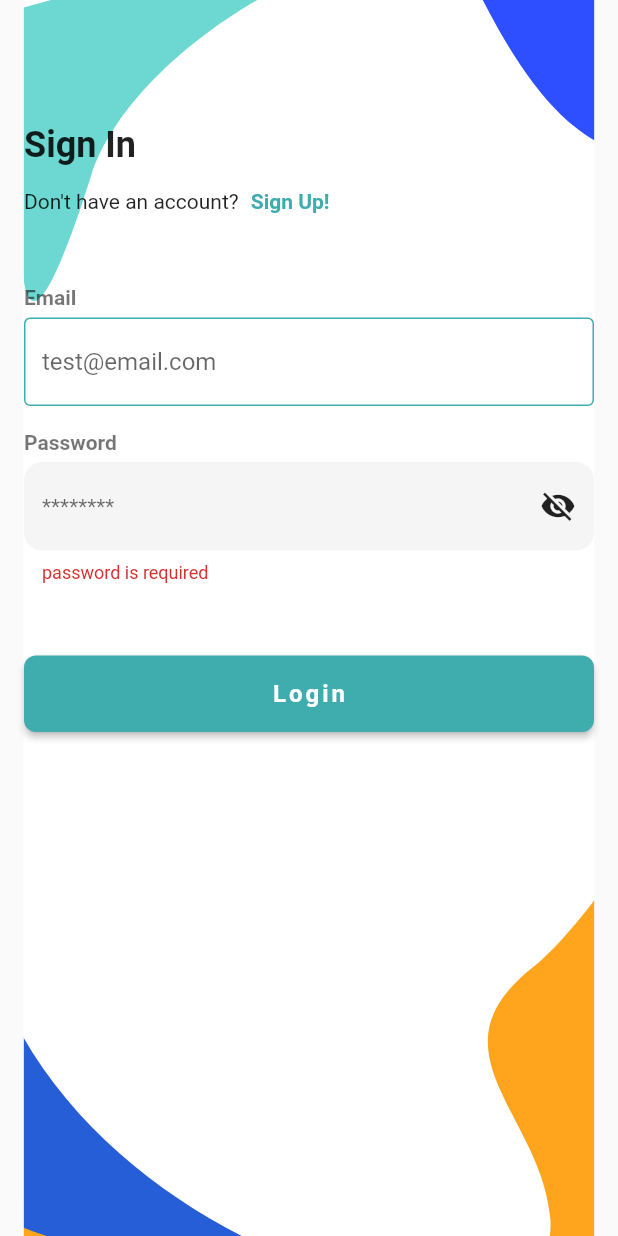
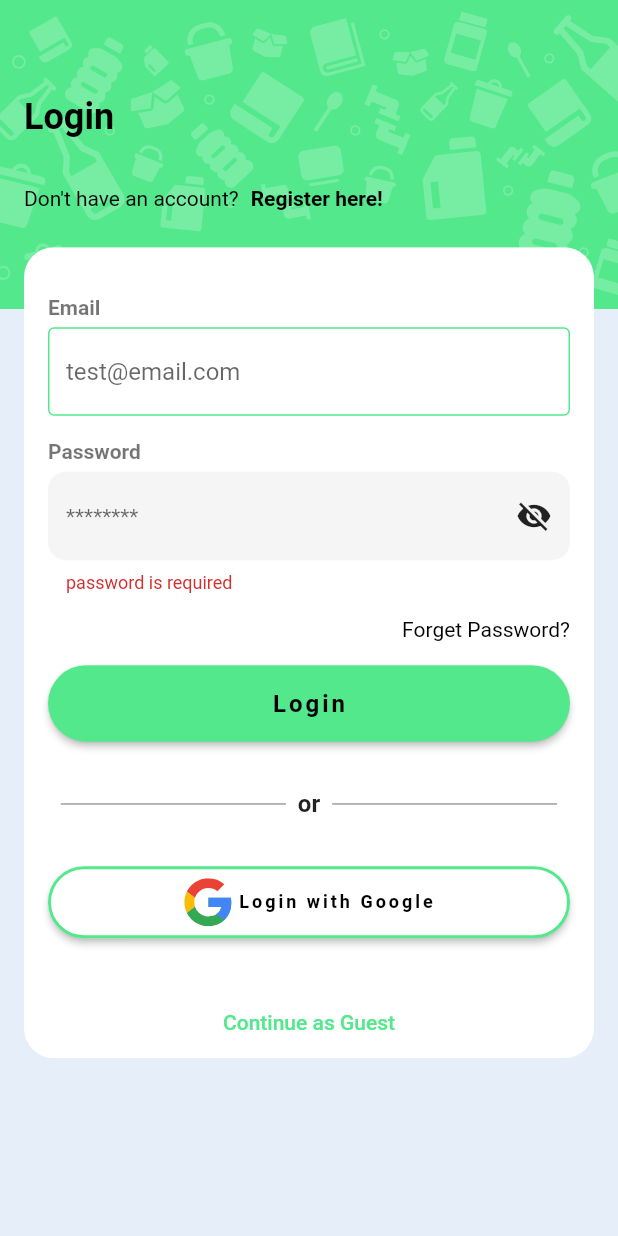
Before and after one commit to irfanp22/DaurApp, a Flutter app: the screen it shows after launch, after a tap on "Login", on a phone screen of 412 x 824 dp. Run offline on Flutter 3.47's test engine with Material 2 defaults, Android fonts, the phone set to English and light mode, and no system bars; our stand-ins replace device_preview, flutter_svg, form_field_validator, get, package_info_plus.

Commit message:
login and reg ui

```diff
--- a/lib/interface/screen/auth/login_form.dart
+++ b/lib/interface/screen/auth/login_form.dart
@@ -1,7 +1,7 @@
 import 'package:daur_app/interface/screen/auth/register_form.dart';
 import 'package:daur_app/interface/utils/app_color.dart';
 import 'package:daur_app/interface/utils/auth_utils.dart';
-import 'package:daur_app/interface/widget/input_text_form_field.dart';
+import 'package:daur_app/interface/widget/input_textfield_widget.dart';
 import 'package:flutter/material.dart';
 import 'package:form_field_validator/form_field_validator.dart';
 
--- a/lib/interface/screen/auth/login_screen.dart
+++ b/lib/interface/screen/auth/login_screen.dart
@@ -1,14 +1,15 @@
 import 'package:daur_app/interface/screen/auth/login_form.dart';
 import 'package:daur_app/interface/screen/auth/register_screen.dart';
 import 'package:daur_app/interface/utils/app_color.dart';
-
+import 'package:daur_app/interface/widget/alt_login_widget.dart';
+import 'package:daur_app/interface/widget/green_top_widget.dart';
+import 'package:daur_app/interface/widget/spacer_widget.dart';
 import 'package:flutter/material.dart';
-import 'package:flutter_svg/svg.dart';
 
 class LoginScreen extends StatelessWidget {
   final _formKey = GlobalKey<FormState>();
 
-  LoginScreen({super.key});
+  LoginScreen({Key? key}) : super(key: key);
 
   @override
   Widget build(BuildContext context) {
@@ -17,30 +18,29 @@ class LoginScreen extends StatelessWidget {
       body: Stack(
         fit: StackFit.expand,
         children: [
-          SvgPicture.asset(
-            "assets/icons/register_bg.svg",
-            height: MediaQuery.of(context).size.height,
+          GreenPatternBackground(),
+          Align(
+            alignment: const Alignment(0.0, 0.0),
+            child: Padding(
+              padding: const EdgeInsets.symmetric(
+                horizontal: AppColor.defaultPadding,
+                vertical: AppColor.defaultPadding * 4,
               ),
-          Padding(
-            padding:
-                EdgeInsets.only(top: MediaQuery.of(context).size.height * 0.1),
-            child: SafeArea(
-              child: SingleChildScrollView(
-                padding: const EdgeInsets.symmetric(
-                    horizontal: AppColor.defaultPadding),
               child: Column(
                 crossAxisAlignment: CrossAxisAlignment.start,
                 children: [
                   Text(
-                      "Sign In",
-                      style: Theme.of(context)
-                          .textTheme
-                          .headline5!
-                          .copyWith(fontWeight: FontWeight.bold),
+                    "Login",
+                    style: Theme.of(context).textTheme.headlineSmall!.copyWith(
+                        fontWeight: FontWeight.bold, color: Colors.black),
                   ),
+                  const SizedBox(height: AppColor.defaultPadding),
                   Row(
                     children: [
-                        const Text("Don't have an account?"),
+                      const Text(
+                        "Don't have an account?",
+                        style: TextStyle(color: Colors.black),
+                      ),
                       TextButton(
                         onPressed: () => Navigator.push(
                           context,
@@ -48,16 +48,57 @@ class LoginScreen extends StatelessWidget {
                             builder: (context) => RegisterScreen(),
                           ),
                         ),
+                        style: TextButton.styleFrom(
+                          foregroundColor: Colors.black,
+                        ),
                         child: const Text(
-                            "Sign Up!",
+                          "Register here!",
                           style: TextStyle(fontWeight: FontWeight.bold),
                         ),
                       ),
                     ],
                   ),
+                ],
+              ),
+            ),
+          ),
+          Positioned(
+            top: MediaQuery.of(context).size.height * 0.25,
+            left: 0,
+            right: 0,
+            child: Container(
+              height: MediaQuery.of(context).size.height * 0.75,
+              color: AppColor.backgroundColor,
+            ),
+          ),
+          Positioned(
+            top: MediaQuery.of(context).size.height * 0.2,
+            left: AppColor.defaultPadding,
+            right: AppColor.defaultPadding,
+            child: ClipRRect(
+              borderRadius:
+                  BorderRadius.circular(20.0), // Adjust the radius as needed
+              child: Container(
+                color: Colors.white,
+                child: Padding(
+                  padding: const EdgeInsets.symmetric(
+                      horizontal: AppColor.defaultPadding),
+                  child: SingleChildScrollView(
+                    child: Column(
+                      crossAxisAlignment: CrossAxisAlignment.start,
+                      children: [
                         const SizedBox(height: AppColor.defaultPadding * 2),
                         LoginForm(formKey: _formKey),
-                    const SizedBox(height: AppColor.defaultPadding * 2),
+                        const Row(
+                          mainAxisAlignment: MainAxisAlignment.end,
+                          children: [
+                            Text(
+                              "Forget Password?",
+                              style: TextStyle(color: Colors.black),
+                            ),
+                          ],
+                        ),
+                        const SizedBox(height: AppColor.defaultPadding),
                         SizedBox(
                           width: double.infinity,
                           child: ElevatedButton(
@@ -66,10 +107,20 @@ class LoginScreen extends StatelessWidget {
                                 _formKey.currentState!.save();
                               }
                             },
+                            style: ElevatedButton.styleFrom(
+                              shape: RoundedRectangleBorder(
+                                  borderRadius: BorderRadius.circular(50)),
+                            ),
                             child: const Text("Login"),
                           ),
                         ),
+                        const SizedBox(height: AppColor.defaultPadding * 2),
+                        const SpacerWidget(),
+                        const SizedBox(height: AppColor.defaultPadding * 2),
+                        AltLoginWidget(),
                       ],
+                    ),
+                  ),
                 ),
               ),
             ),
--- a/lib/interface/screen/auth/register_screen.dart
+++ b/lib/interface/screen/auth/register_screen.dart
@@ -1,11 +1,13 @@
+import 'package:daur_app/interface/screen/auth/register_form.dart';
 import 'package:daur_app/interface/screen/auth/login_screen.dart';
-import 'package:daur_app/interface/screen/auth/register_form.dart';
 import 'package:daur_app/interface/utils/app_color.dart';
+import 'package:daur_app/interface/widget/green_top_widget.dart';
 import 'package:flutter/material.dart';
-import 'package:flutter_svg/svg.dart';
 
 class RegisterScreen extends StatelessWidget {
   final _formKey = GlobalKey<FormState>();
+
+  RegisterScreen({Key? key}) : super(key: key);
 
   @override
   Widget build(BuildContext context) {
@@ -14,44 +16,77 @@ class RegisterScreen extends StatelessWidget {
       body: Stack(
         fit: StackFit.expand,
         children: [
-          SvgPicture.asset(
-            "assets/icons/register_bg.svg",
-            height: MediaQuery.of(context).size.height,
+          GreenPatternBackground(),
+          Align(
+            alignment: const Alignment(0.0, 0.0),
+            child: Padding(
+              padding: const EdgeInsets.symmetric(
+                horizontal: AppColor.defaultPadding,
+                vertical: AppColor.defaultPadding * 4,
               ),
-          Center(
-            child: SafeArea(
-              child: SingleChildScrollView(
-                padding: const EdgeInsets.symmetric(
-                    horizontal: AppColor.defaultPadding),
               child: Column(
                 crossAxisAlignment: CrossAxisAlignment.start,
                 children: [
                   Text(
-                      "Create Account",
-                      style: Theme.of(context)
-                          .textTheme
-                          .headline5!
-                          .copyWith(fontWeight: FontWeight.bold),
+                    "Register",
+                    style: Theme.of(context).textTheme.headlineSmall!.copyWith(
+                        fontWeight: FontWeight.bold, color: Colors.black),
                   ),
+                  const SizedBox(height: AppColor.defaultPadding),
                   Row(
                     children: [
-                        const Text("Already have an account?"),
+                      const Text(
+                        "Already have an account?",
+                        style: TextStyle(color: Colors.black),
+                      ),
                       TextButton(
                         onPressed: () => Navigator.push(
                           context,
                           MaterialPageRoute(
                             builder: (context) => LoginScreen(),
-                              )),
+                          ),
+                        ),
+                        style: TextButton.styleFrom(
+                          foregroundColor: Colors.black,
+                        ),
                         child: const Text(
-                            "Sign In!",
+                          "Login here!",
                           style: TextStyle(fontWeight: FontWeight.bold),
                         ),
                       ),
                     ],
                   ),
+                ],
+              ),
+            ),
+          ),
+          Positioned(
+            top: MediaQuery.of(context).size.height * 0.25,
+            left: 0,
+            right: 0,
+            child: Container(
+              height: MediaQuery.of(context).size.height * 0.75,
+              color: AppColor.backgroundColor,
+            ),
+          ),
+          Positioned(
+            top: MediaQuery.of(context).size.height * 0.2,
+            left: AppColor.defaultPadding,
+            right: AppColor.defaultPadding,
+            child: ClipRRect(
+              borderRadius: BorderRadius.circular(20.0),
+              child: Container(
+                color: Colors.white,
+                child: Padding(
+                  padding: const EdgeInsets.symmetric(
+                      horizontal: AppColor.defaultPadding),
+                  child: SingleChildScrollView(
+                    child: Column(
+                      crossAxisAlignment: CrossAxisAlignment.start,
+                      children: [
                         const SizedBox(height: AppColor.defaultPadding * 2),
                         RegisterForm(formKey: _formKey),
-                    const SizedBox(height: AppColor.defaultPadding * 2),
+                        const SizedBox(height: AppColor.defaultPadding),
                         SizedBox(
                           width: double.infinity,
                           child: ElevatedButton(
@@ -60,10 +95,17 @@ class RegisterScreen extends StatelessWidget {
                                 _formKey.currentState!.save();
                               }
                             },
+                            style: ElevatedButton.styleFrom(
+                              shape: RoundedRectangleBorder(
+                                  borderRadius: BorderRadius.circular(50)),
+                            ),
                             child: const Text("Register"),
                           ),
                         ),
+                        const SizedBox(height: AppColor.defaultPadding * 2),
                       ],
+                    ),
+                  ),
                 ),
               ),
             ),
--- a/lib/interface/screen/splash_screen.dart
+++ b/lib/interface/screen/splash_screen.dart
@@ -68,21 +68,15 @@ class _SplashScreenState extends State<SplashScreen> {
           ),
           const Spacer(),
           const CircularProgressIndicator(),
-          const SizedBox(
-            height: 10,
-          ),
+          const SizedBox(height: AppColor.defaultPadding),
           const Text(
             "DaurApp: Recycle, Earn, Renew",
             style: TextStyle(
                 color: Colors.grey, fontWeight: FontWeight.w400, fontSize: 13),
           ),
-          const SizedBox(
-            height: 10,
-          ),
+          const SizedBox(height: AppColor.defaultPadding),
           Text("Version $appVersion"),
-          const SizedBox(
-            height: 10,
-          )
+          const SizedBox(height: AppColor.defaultPadding * 5),
         ],
       ),
     );
--- a/lib/interface/utils/app_color.dart
+++ b/lib/interface/utils/app_color.dart
@@ -13,7 +13,7 @@ class AppColor {
     800: const Color.fromRGBO(4, 131, 184, .9),
     900: const Color.fromRGBO(4, 131, 184, 1),
   };
-  static const Color primaryColor = Color(0xFF3FACAD);
+  static const Color primaryColor = Color(0xFF53E88B);
   static const Color headTextColor = Color(0xFF01522C);
   static const Color textColor = Color(0xFF35364F);
   static const Color backgroundColor = Color(0xFFE6EFF9);
--- /dev/null
+++ b/lib/interface/widget/alt_login_widget.dart
@@ -0,0 +1,48 @@
+import 'package:daur_app/interface/utils/app_color.dart';
+import 'package:flutter/material.dart';
+import 'package:flutter_svg/svg.dart';
+
+class AltLoginWidget extends StatelessWidget {
+  @override
+  Widget build(BuildContext context) {
+    return Column(
+      crossAxisAlignment: CrossAxisAlignment.stretch,
+      children: [
+        ElevatedButton(
+          onPressed: () {
+            // TODO: Implement Google login logic
+          },
+          style: ElevatedButton.styleFrom(
+            foregroundColor: Colors.black,
+            backgroundColor: Colors.white,
+            side: const BorderSide(color: AppColor.primaryColor, width: 2),
+            padding: const EdgeInsets.symmetric(vertical: 8, horizontal: 10),
+            shape:
+                RoundedRectangleBorder(borderRadius: BorderRadius.circular(50)),
+          ),
+          child: Row(
+            mainAxisAlignment: MainAxisAlignment.center,
+            children: [
+              SvgPicture.asset('assets/icons/google.svg'),
+              const SizedBox(width: 4),
+              const Text(
+                'Login with Google',
+                style: TextStyle(fontSize: 12),
+              ),
+            ],
+          ),
+        ),
+        const SizedBox(height: AppColor.defaultPadding * 2),
+        TextButton(
+          onPressed: () {
+            // TODO: Implement continue as guest logic
+          },
+          child: const Text(
+            'Continue as Guest',
+            style: TextStyle(fontSize: 14),
+          ),
+        ),
+      ],
+    );
+  }
+}
--- /dev/null
+++ b/lib/interface/widget/green_top_widget.dart
@@ -0,0 +1,27 @@
+import 'package:flutter/material.dart';
+import 'package:flutter_svg/flutter_svg.dart';
+import 'package:daur_app/interface/utils/app_color.dart';
+
+class GreenPatternBackground extends StatelessWidget {
+  @override
+  Widget build(BuildContext context) {
+    return Stack(
+      children: [
+        Container(
+          height: MediaQuery.of(context).size.height * 0.25,
+          width: double.infinity,
+          color: AppColor.primaryColor,
+        ),
+        Positioned(
+          top: 0,
+          right: 0,
+          child: SvgPicture.asset(
+            "assets/icons/pattern.svg",
+            height: MediaQuery.of(context).size.height * 0.25,
+            width: MediaQuery.of(context).size.width,
+          ),
+        ),
+      ],
+    );
+  }
+}
--- /dev/null
+++ b/lib/interface/widget/spacer_widget.dart
@@ -0,0 +1,31 @@
+import 'package:flutter/material.dart';
+
+class SpacerWidget extends StatelessWidget {
+  const SpacerWidget({Key? key}) : super(key: key);
+
+  @override
+  Widget build(BuildContext context) {
+    return Row(
+      mainAxisAlignment: MainAxisAlignment.center,
+      children: [
+        Container(
+          height: 1,
+          width: 150,
+          color: Colors.grey,
+        ),
+        const Padding(
+          padding: EdgeInsets.symmetric(horizontal: 8.0),
+          child: Text(
+            "or",
+            style: TextStyle(fontSize: 16, fontWeight: FontWeight.bold),
+          ),
+        ),
+        Container(
+          height: 1,
+          width: 150,
+          color: Colors.grey,
+        ),
+      ],
+    );
+  }
+}
```
Also changed, not shown: assets/icons/google.svg (added), assets/icons/pattern.svg (added), lib/interface/widget/input_textfield_widget.dart (renamed from lib/interface/widget/input_text_form_field.dart). Lines whose indentation alone changed are shown as unchanged.
